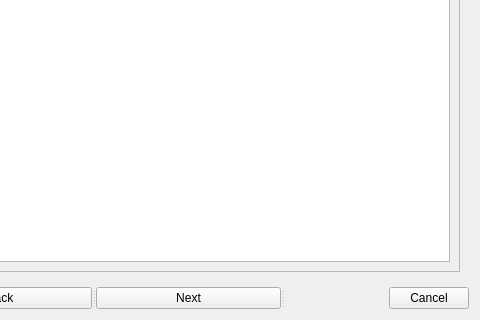
Qt form admin_client/client_gui/app/UserNew/forms/UserNew.ui (deskos-xp/SaffronServer) before a commit; both pictures show x 292 to 772 and y 342 to 662 of the 772 by 662 pixel window.
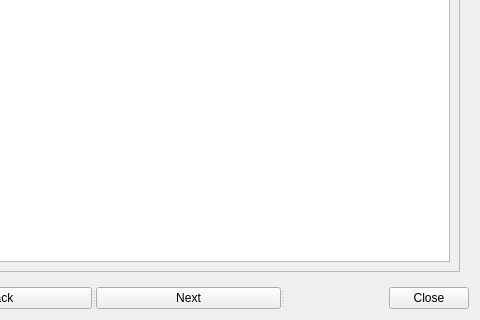
The same form after that commit. The open tabs and pages were chosen to show the change.

Commit message: add major updates to usernew dialog, more tests are needed

```diff
--- a/admin_client/client_gui/app/UserNew/forms/UserNew.ui
+++ b/admin_client/client_gui/app/UserNew/forms/UserNew.ui
@@ -270,7 +270,7 @@
        <enum>Qt::Horizontal</enum>
       </property>
       <property name="standardButtons">
-       <set>QDialogButtonBox::Cancel</set>
+       <set>QDialogButtonBox::Close</set>
       </property>
       <property name="centerButtons">
        <bool>false</bool>
```
Left out of the diff: 26 changed lines with no effect on the pictures. The commit also changes 95 other files.
